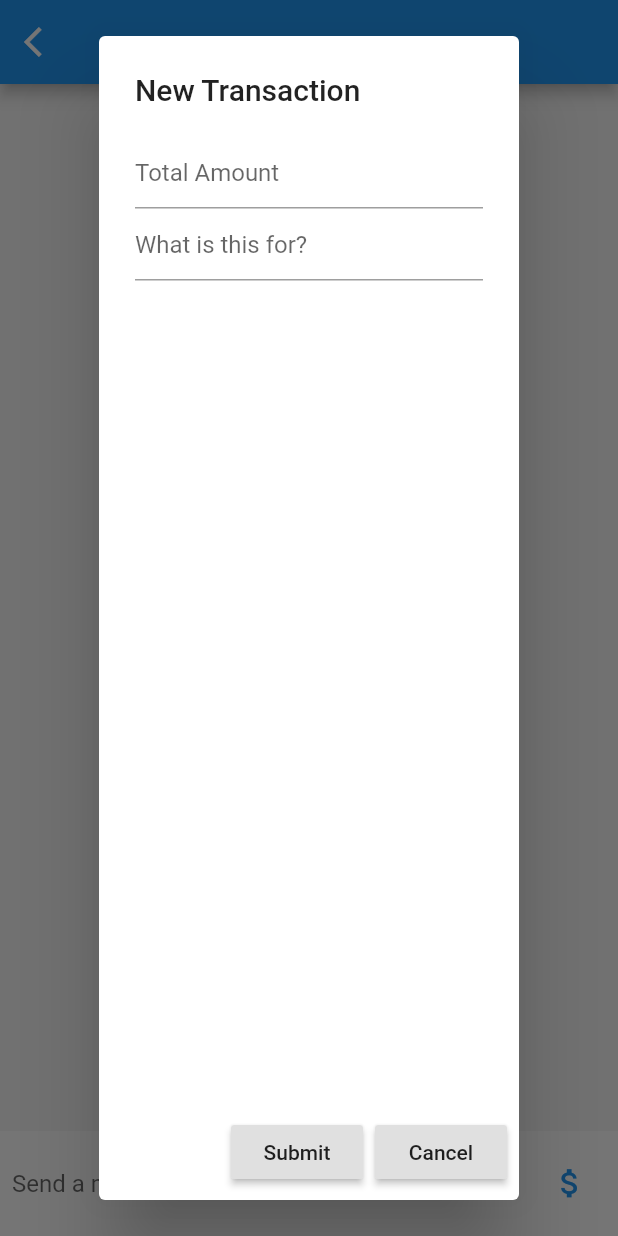
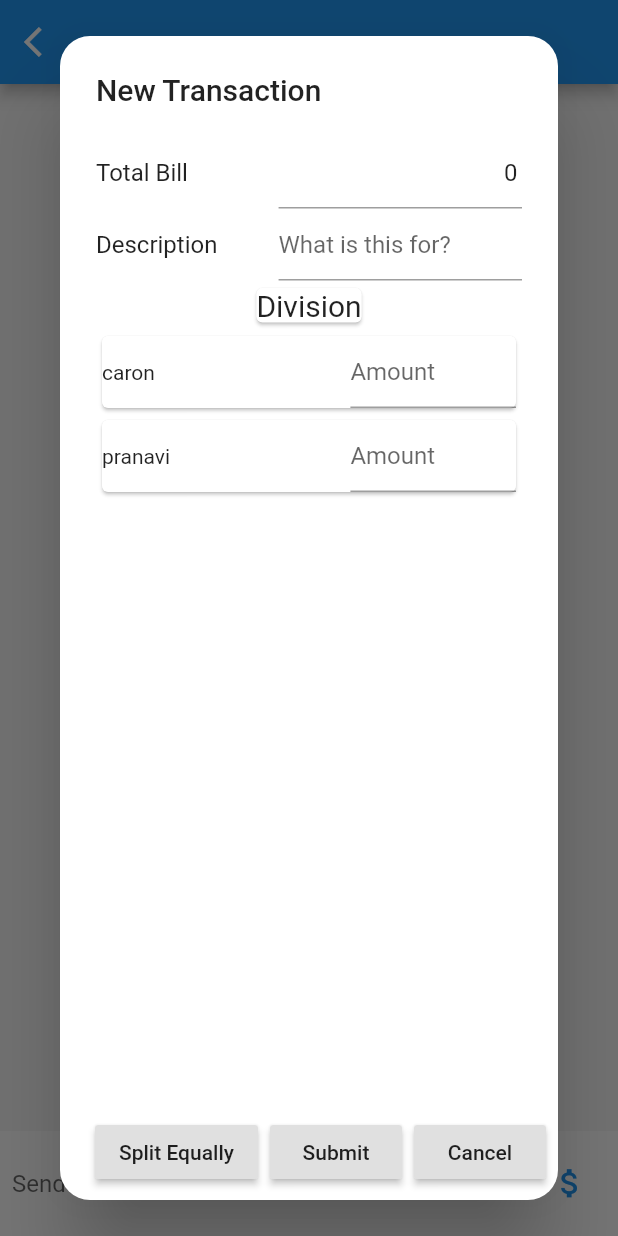
Before and after one commit to pranavi79/DroidRush-2020, a Flutter app: the ChatScreen screen opened directly, after a tap on the "attach money" icon, on a phone screen of 412 x 824 dp. Run offline on Flutter 3.47's test engine with Material 2 defaults, Android fonts, the phone set to English and light mode, and no system bars; our stand-ins replace cloud_firestore, firebase_auth, firebase_core, flutter_phoenix, flutter_spinkit and 1 more; missing offline and left inert: dart:ffi; accounts and stored records are empty.

Commit message:
Added split equally

```diff
--- a/expense_manager/lib/chat/chat_screen.dart
+++ b/expense_manager/lib/chat/chat_screen.dart
@@ -2,7 +2,6 @@ import 'package:flutter/material.dart';
 import 'package:cloud_firestore/cloud_firestore.dart';
 import 'package:firebase_auth/firebase_auth.dart';
 
-import '../transaction/NewTransact.dart';
 import '../transaction/NewTransact.dart';
 
 final _firestore = FirebaseFirestore.instance;
@@ -20,6 +19,7 @@ class ChatScreen extends StatefulWidget {
 class _ChatScreenState extends State<ChatScreen> {
   final messageTextController = TextEditingController();
   final _auth = FirebaseAuth.instance;
+  List<String> groupMembers = ["caron", "pranavi"];
   User LInUser;
   String messageText;
   @override
@@ -83,7 +83,7 @@ class _ChatScreenState extends State<ChatScreen> {
               iconSize: 25,
               color: Theme.of(context).primaryColor,
               onPressed: () {
-                NewTransaction().build(context);
+                NewTransaction().build(context, groupMembers);
                 // Navigator.push(
                 //     context,
                 //     new MaterialPageRoute(
--- a/expense_manager/lib/transaction/NewTransact.dart
+++ b/expense_manager/lib/transaction/NewTransact.dart
@@ -13,52 +13,123 @@ import '../class.dart';
 
 class NewTransaction {
   //extends StatelessWidget {
-  TextEditingController _amount = TextEditingController();
+  TextEditingController _amount = TextEditingController(text: "0");
   TextEditingController _description = TextEditingController();
   final databaseReference = FirebaseFirestore.instance;
 
-  List<String> groupMembers = ['caron', 'pranavi'];
+  Map<String, double> dividedAmount = {};
+  Map<String, TextEditingController> amountValues = {};
 
-  _displayDialog(BuildContext context) async {
+  _displayDialog(BuildContext context, List<String> usernames) async {
     return showDialog(
       context: context,
-        builder: (context) {
-          return AlertDialog(
+      child: _SystemPadding(
+          child: AlertDialog(
+        //scrollable: true,
         title: Text('New Transaction'),
-            content: Column(
+        shape: RoundedRectangleBorder(
+            borderRadius: BorderRadius.all(Radius.circular(20.0))),
+        content: Container(
+          // height: 1000,
+          // width: 400,
+          // child: SingleChildScrollView(
+          child: Column(
             children: <Widget>[
-                TextField(
+              Row(
+                children: <Widget>[
+                  Expanded(flex: 3, child: Text("Total Bill")),
+                  Expanded(
+                    flex: 4,
+                    child: TextField(
+                      textAlign: TextAlign.right,
                       controller: _amount,
                       textInputAction: TextInputAction.go,
                       keyboardType: TextInputType.numberWithOptions(),
                       decoration: InputDecoration(hintText: 'Total Amount'),
                     ),
-                TextField(
+                  ),
+                ],
+              ),
+              Row(
+                children: <Widget>[
+                  Expanded(flex: 3, child: Text("Description")),
+                  Expanded(
+                    flex: 4,
+                    child: TextField(
                       controller: _description,
                       keyboardType: TextInputType.multiline,
                       textInputAction: TextInputAction.newline,
-                  decoration: InputDecoration(hintText: 'What is this for?'),
+                      decoration:
+                          InputDecoration(hintText: 'What is this for?'),
                     ),
-                // ListView.builder(
-                //   itemCount: groupMembers.length,
-                //   itemBuilder: (context,index){
-                //     return Card(
-                //       child: Row(
-                //         children: <Widget>[
-                //           Text(groupMembers[index]),
-                //           TextField(
-                //             controller: _amount,
-                //             textInputAction: TextInputAction.go,
-                //             keyboardType: TextInputType.numberWithOptions(),
-                //             decoration: InputDecoration(hintText: 'Total Amount'),
-                //           ),
-                //         ],
-                //       ),
-                //     );
-                //   })
+                  ),
                 ],
               ),
+              Card(
+                margin: EdgeInsets.symmetric(vertical: 5.0),
+                child: Text(
+                  "Division",
+                  style: TextStyle(fontSize: 20),
+                ),
+              ),
+              Expanded(
+                child: Container(
+                  height: 300,
+                  width: double.maxFinite,
+                  child: ListView.builder(
+                      shrinkWrap: true,
+                      itemCount: usernames.length,
+                      itemBuilder: (context, index) {
+                        return Card(
+                          child: Row(
+                            children: <Widget>[
+                              Expanded(
+                                flex: 3,
+                                child: Text(usernames[index]),
+                              ),
+                              Expanded(
+                                flex: 2,
+                                child: TextField(
+                                  keyboardType:
+                                      TextInputType.numberWithOptions(),
+                                  decoration:
+                                      InputDecoration(hintText: 'Amount'),
+                                  controller: amountValues[usernames[index]],
+                                  onTap: () {
+                                    var textEditingController =
+                                        new TextEditingController(text: "0");
+                                    amountValues.putIfAbsent(usernames[index],
+                                        () => textEditingController);
+                                  },
+                                  onChanged: (value) {
+                                    takeDivision(value, usernames[index]);
+                                  },
+                                ),
+                              ),
+                            ],
+                          ),
+                        );
+                      }),
+                ),
+              )
+            ],
+          ),
+          // ),
+        ),
         actions: <Widget>[
+          new RaisedButton(
+            onPressed: () {
+              double total = double.parse(_amount.text);
+              double eachShare = total / (1 + usernames.length);
+              for (var username in usernames) {
+                var textEditingController =
+                    new TextEditingController(text: eachShare.toString());
+                amountValues.putIfAbsent(username, () => textEditingController);
+                takeDivision(textEditingController.text, username);
+              }
+            },
+            child: Text('Split Equally'),
+          ),
           new RaisedButton(
             onPressed: () {
               User user = FirebaseAuth.instance.currentUser;
@@ -66,7 +137,7 @@ class NewTransaction {
               transactions.amount = double.parse(_amount.text);
               transactions.comment = _description.text;
               transactions.receiver = user.email;
-                  transactions.sender = {'caron': double.parse(_amount.text)};
+              transactions.sender = dividedAmount;
               pushNewTransaction(transactions);
             },
             child: Text('Submit'),
@@ -78,13 +149,18 @@ class NewTransaction {
             child: Text('Cancel'),
           )
         ],
+      )),
     );
-        });
   }
 
   //@override
-  void build(BuildContext context) {
-    _displayDialog(context);
+  void build(BuildContext context, List<String> usernames) {
+    _displayDialog(context, usernames);
+  }
+
+  void takeDivision(String text, String username) {
+    double amount = double.parse(text);
+    dividedAmount.putIfAbsent(username, () => amount);
   }
 
   void pushNewTransaction(Transactions transaction) async {
@@ -96,3 +172,16 @@ class NewTransaction {
     });
   }
 }
+
+class _SystemPadding extends StatelessWidget {
+  final Widget child;
+  _SystemPadding({this.child});
+  @override
+  Widget build(BuildContext context) {
+    var mediaQuery = MediaQuery.of(context);
+    return new AnimatedContainer(
+        padding: mediaQuery.padding,
+        duration: const Duration(milliseconds: 300),
+        child: child);
+  }
+}
```
Lines whose indentation alone changed are shown as unchanged.
